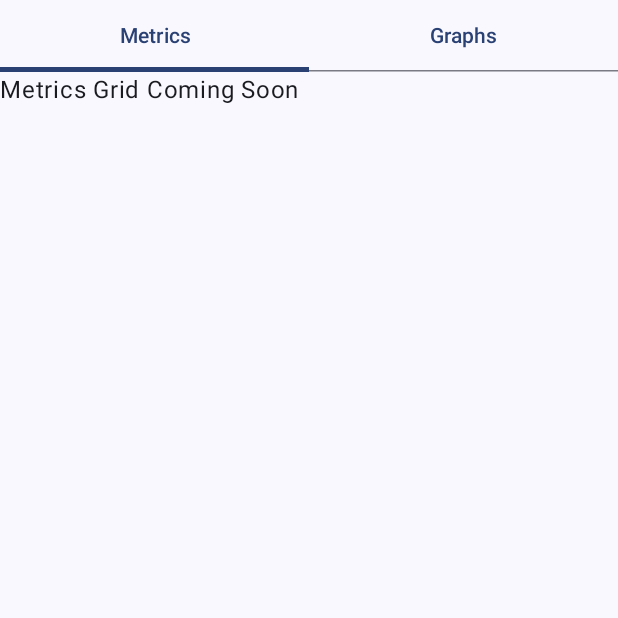
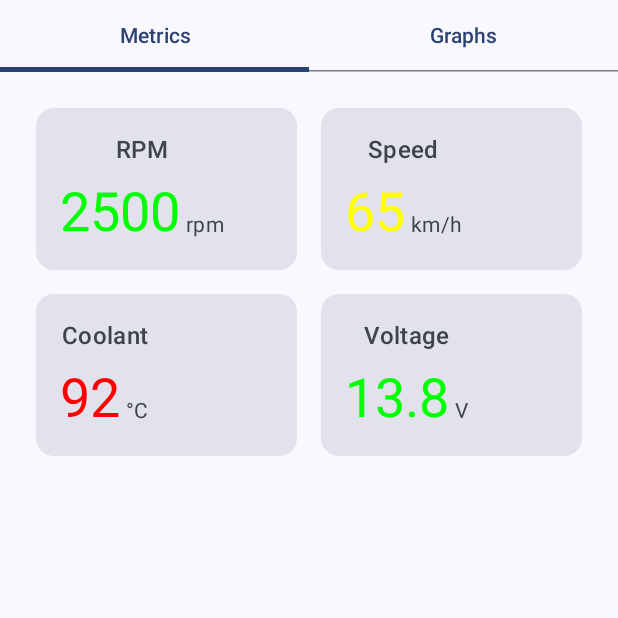
Before and after one commit to surendranb/CarDash, an Android app built with Jetpack Compose: the screen it shows after launch (MainActivity), on a phone screen of 412 x 824 dp, the top half of it. Run offline under Robolectric (Android 15) with nearby library versions, the phone set to English and light mode, and no system bars.

Commit message:
Implement metric card components

```diff
--- a/app/src/main/java/com/example/cardash/MainActivity.kt
+++ b/app/src/main/java/com/example/cardash/MainActivity.kt
@@ -4,17 +4,29 @@ import android.os.Bundle
 import androidx.activity.ComponentActivity
 import androidx.activity.compose.setContent
 import androidx.activity.enableEdgeToEdge
+import androidx.compose.foundation.layout.Arrangement
 import androidx.compose.foundation.layout.Column
+import androidx.compose.foundation.layout.Row
+import androidx.compose.foundation.layout.Spacer
 import androidx.compose.foundation.layout.fillMaxSize
+import androidx.compose.foundation.layout.fillMaxWidth
+import androidx.compose.foundation.layout.height
 import androidx.compose.foundation.layout.padding
+import androidx.compose.foundation.layout.width
+import androidx.compose.foundation.lazy.grid.GridCells
+import androidx.compose.foundation.lazy.grid.LazyVerticalGrid
+import androidx.compose.foundation.lazy.grid.items
 import androidx.compose.material3.*
 import androidx.compose.runtime.Composable
 import androidx.compose.runtime.getValue
 import androidx.compose.runtime.mutableIntStateOf
 import androidx.compose.runtime.remember
 import androidx.compose.runtime.setValue
+import androidx.compose.ui.Alignment
 import androidx.compose.ui.Modifier
+import androidx.compose.ui.graphics.Color
 import androidx.compose.ui.tooling.preview.Preview
+import androidx.compose.ui.unit.dp
 import com.example.cardash.ui.theme.CarDashTheme
 
 class MainActivity : ComponentActivity() {
@@ -58,8 +70,54 @@ fun TabScreen() {
 
 @Composable
 fun MetricGridScreen() {
-    // Placeholder for metrics grid
-    Text("Metrics Grid Coming Soon")
+    LazyVerticalGrid(
+        columns = GridCells.Fixed(2),
+        modifier = Modifier.padding(16.dp)
+    ) {
+        item { MetricCard("RPM", "2500", "rpm", Color.Green) }
+        item { MetricCard("Speed", "65", "km/h", Color.Yellow) }
+        item { MetricCard("Coolant", "92", "°C", Color.Red) }
+        item { MetricCard("Voltage", "13.8", "V", Color.Green) }
+    }
+}
+
+@Composable
+fun MetricCard(title: String, value: String, unit: String, statusColor: Color) {
+    Card(
+        modifier = Modifier
+            .padding(8.dp)
+            .fillMaxWidth(),
+        colors = CardDefaults.cardColors(
+            containerColor = MaterialTheme.colorScheme.surfaceVariant,
+        )
+    ) {
+        Column(
+            modifier = Modifier.padding(16.dp),
+            horizontalAlignment = Alignment.CenterHorizontally
+        ) {
+            Text(
+                text = title,
+                style = MaterialTheme.typography.titleMedium
+            )
+            Spacer(modifier = Modifier.height(8.dp))
+            Row(
+                verticalAlignment = Alignment.Bottom,
+                horizontalArrangement = Arrangement.Center
+            ) {
+                Text(
+                    text = value,
+                    style = MaterialTheme.typography.displaySmall,
+                    color = statusColor
+                )
+                Spacer(modifier = Modifier.width(4.dp))
+                Text(
+                    text = unit,
+                    style = MaterialTheme.typography.bodyMedium,
+                    modifier = Modifier.padding(bottom = 4.dp)
+                )
+            }
+        }
+    }
 }
 
 @Composable
```
Also changed, not shown: 1 other file.
